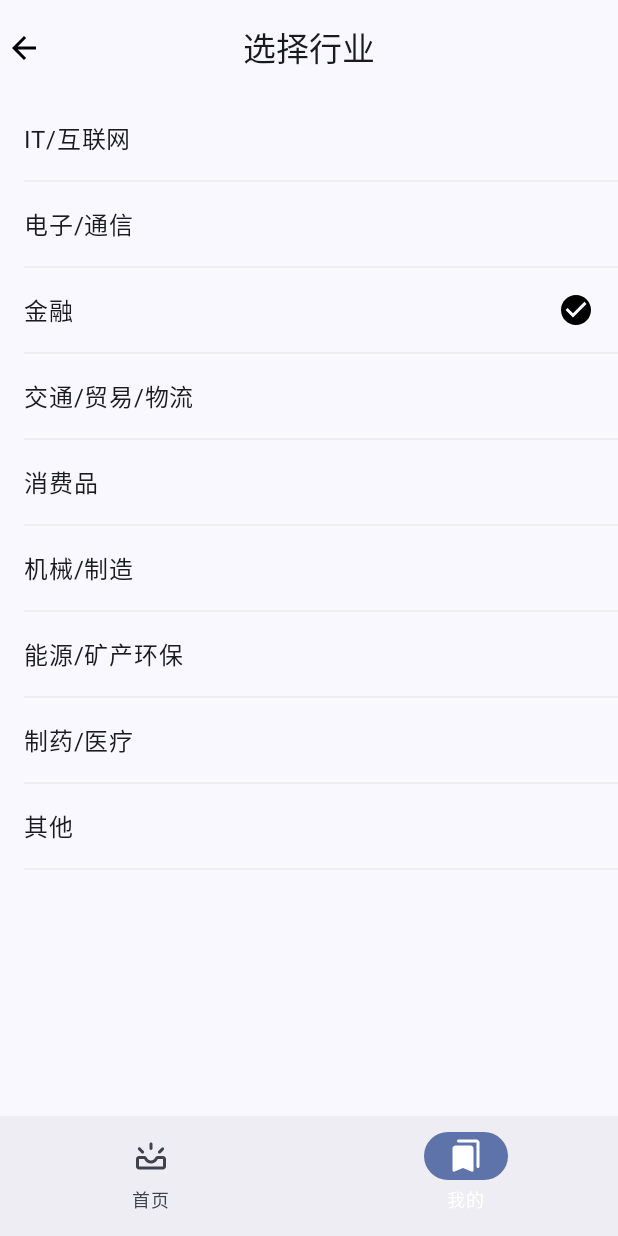
After one commit to zgq105/zgq-uu, an Android app built with Jetpack Compose: the SelectIndustryScreen screen opened through its navigation route, on a phone screen of 412 x 824 dp. The commit adds this screen. Run offline under Robolectric (Android 15) with nearby library versions, the phone set to English and light mode, and no system bars; our stand-ins replace Dagger/Hilt's generated code.

Commit message:
添加实名认证和行业选择页面

```diff
--- a/app/src/main/java/com/guoqiang/uu/navigation/UUMimeNavigation.kt
+++ b/app/src/main/java/com/guoqiang/uu/navigation/UUMimeNavigation.kt
@@ -24,14 +24,19 @@ import androidx.compose.ui.graphics.Brush
 import androidx.compose.ui.graphics.Color
 import androidx.navigation.NavController
 import androidx.navigation.NavGraphBuilder
+import androidx.navigation.NavHostController
 import androidx.navigation.NavOptions
 import androidx.navigation.compose.composable
 import com.guoqiang.uu.Greeting
 import com.guoqiang.uu.ui.mime.MimeScreen
 import com.guoqiang.uu.ui.mime.PersonInfoScreen
+import com.guoqiang.uu.ui.mime.SelectIndustryScreen
+import com.guoqiang.uu.ui.mime.VerifiedInfo
 
 const val UU_MIME_NAVIGATION_ROUTE = "uu_mime"
 const val UU_MIME_PERSON_INFO_ROUTE = "uu_mime_person_info"
+const val UU_MIME_SELECT_INDUSTRY = "uu_mime_select_industry"
+const val UU_MIME_VERIFIED_INFO = "uu_mime_verified_info"
 
 fun NavController.navigateToForMime(navOptions: NavOptions? = null) {
     this.navigate(UU_MIME_NAVIGATION_ROUTE, navOptions)
@@ -39,7 +44,7 @@ fun NavController.navigateToForMime(navOptions: NavOptions? = null) {
 
 fun NavGraphBuilder.navMimeScreen(
     nestedGraphs: NavGraphBuilder.() -> Unit,
-    onPersonInfoClick: () -> Unit
+    navController: NavHostController
 ) {
     composable(route = UU_MIME_NAVIGATION_ROUTE) {
         // 创建渐变色
@@ -54,15 +59,29 @@ fun NavGraphBuilder.navMimeScreen(
                 .background(brush = verticalGradientBrush)
                 .fillMaxSize()
         ) {
-            MimeScreen(onPersonInfoClick)
+            MimeScreen(navController)
         }
     }
     nestedGraphs()
 }
 
 
-fun NavGraphBuilder.navPersonInfoScreen(onBackClick: () -> Unit) {
+fun NavGraphBuilder.navPersonInfoScreen(navController: NavHostController, onBackClick: () -> Unit) {
     composable(route = UU_MIME_PERSON_INFO_ROUTE) {
-        PersonInfoScreen(onBackClick)
+        PersonInfoScreen(navController,onBackClick)
     }
 }
+
+fun NavGraphBuilder.navSelectIndustryScreen(
+    onBackClick: () -> Unit
+) {
+    composable(route = UU_MIME_SELECT_INDUSTRY) {
+        SelectIndustryScreen(onBackClick)
+    }
+}
+
+fun NavGraphBuilder.navVerifiedInfoScreen(onBackClick: () -> Unit){
+    composable(route = UU_MIME_VERIFIED_INFO) {
+        VerifiedInfo(onBackClick)
+    }
+}
--- a/app/src/main/java/com/guoqiang/uu/navigation/UUNavHost.kt
+++ b/app/src/main/java/com/guoqiang/uu/navigation/UUNavHost.kt
@@ -35,9 +35,9 @@ fun UUNavHost(
     ) {
         navHomeScreen(onTopicClick = {})
         navMimeScreen(nestedGraphs = {
-            navPersonInfoScreen(onBackClick = navController::popBackStack)
-        }, onPersonInfoClick = {
-            navController.navigate(UU_MIME_PERSON_INFO_ROUTE)
-        })
+            navPersonInfoScreen(navController,onBackClick = navController::popBackStack)
+            navSelectIndustryScreen(onBackClick = navController::popBackStack)
+            navVerifiedInfoScreen(onBackClick = navController::popBackStack)
+        }, navController)
     }
 }
--- /dev/null
+++ b/app/src/main/java/com/guoqiang/uu/ui/mime/SelectIndustryScreen.kt
@@ -0,0 +1,112 @@
+package com.guoqiang.uu.ui.mime
+
+import androidx.annotation.DrawableRes
+import androidx.compose.foundation.Image
+import androidx.compose.foundation.background
+import androidx.compose.foundation.clickable
+import androidx.compose.foundation.layout.*
+import androidx.compose.foundation.lazy.LazyColumn
+import androidx.compose.foundation.lazy.items
+import androidx.compose.foundation.shape.RoundedCornerShape
+import androidx.compose.material.icons.Icons
+import androidx.compose.material.icons.filled.ArrowBack
+import androidx.compose.material.icons.filled.ArrowForward
+import androidx.compose.material.icons.filled.Check
+import androidx.compose.material.icons.filled.CheckCircle
+import androidx.compose.material3.*
+import androidx.compose.runtime.*
+import androidx.compose.ui.Alignment
+import androidx.compose.ui.Modifier
+import androidx.compose.ui.draw.clip
+import androidx.compose.ui.graphics.Color
+import androidx.compose.ui.graphics.vector.ImageVector
+import androidx.compose.ui.modifier.modifierLocalConsumer
+import androidx.compose.ui.res.painterResource
+import androidx.compose.ui.text.TextStyle
+import androidx.compose.ui.text.style.TextAlign
+import androidx.compose.ui.tooling.preview.Preview
+import androidx.compose.ui.unit.dp
+import androidx.compose.ui.window.Dialog
+import androidx.navigation.NavHostController
+import com.guoqiang.uu.R
+import com.guoqiang.uu.navigation.UU_MIME_SELECT_INDUSTRY
+import com.guoqiang.uu.ui.icon.Icon
+import com.guoqiang.uu.ui.theme.ZgquuTheme
+
+/**
+ * author: zgq
+ * date: 2023/3/12 14:03
+ * destcription:
+ */
+
+
+private data class SelectIndustryItem(val text: String)
+
+@OptIn(ExperimentalMaterial3Api::class)
+@Composable
+fun SelectIndustryScreen(onBackClick: () -> Unit) {
+    LazyColumn {
+        item {
+            CenterAlignedTopAppBar(title = {
+                Text(text = "选择行业")
+            }, navigationIcon = {
+                Image(imageVector = Icons.Filled.ArrowBack, null, modifier = Modifier.clickable {
+                    onBackClick.invoke()
+                })
+            })
+        }
+        val selectIndustryItems = arrayListOf<SelectIndustryItem>()
+        val selectedTexted = "金融"
+        selectIndustryItems.add(SelectIndustryItem("IT/互联网"))
+        selectIndustryItems.add(SelectIndustryItem("电子/通信"))
+        selectIndustryItems.add(SelectIndustryItem("金融"))
+        selectIndustryItems.add(SelectIndustryItem("交通/贸易/物流"))
+        selectIndustryItems.add(SelectIndustryItem("消费品"))
+        selectIndustryItems.add(SelectIndustryItem("机械/制造"))
+        selectIndustryItems.add(SelectIndustryItem("能源/矿产环保"))
+        selectIndustryItems.add(SelectIndustryItem("制药/医疗"))
+        selectIndustryItems.add(SelectIndustryItem("其他"))
+        items(selectIndustryItems) {
+            SelectIndustryRowSection(it.text, selectedTexted == it.text, onClick = {
+                onBackClick.invoke()
+            })
+        }
+
+    }
+}
+
+@Composable
+private fun SelectIndustryRowSection(title: String, isSelected: Boolean, onClick: () -> Unit) {
+    Column(
+        Modifier
+            .fillMaxWidth()
+    ) {
+        Row(
+            Modifier
+                .fillMaxWidth()
+                .clickable { onClick() }
+                .padding(16.dp, 16.dp), verticalAlignment = Alignment.CenterVertically
+        ) {
+            Text(text = title)
+            Spacer(modifier = Modifier.weight(1f))
+            if (isSelected) {
+                Image(Icons.Filled.CheckCircle, null)
+            }
+        }
+        Spacer(modifier = Modifier
+            .height(1.dp)
+            .padding(16.dp, 0.dp, 0.dp, 0.dp)
+            .fillMaxWidth()
+            .background(Color(0xFFEDEEF0)))
+    }
+
+}
+
+
+@Preview(showBackground = true)
+@Composable
+private fun SelectIndustryRowSectionPreview() {
+    ZgquuTheme {
+        SelectIndustryRowSection("性别", true){}
+    }
+}
```
Also changed, not shown: app/src/main/java/com/guoqiang/uu/ui/mime/MimeScreen.kt (+12 -5 lines), app/src/main/java/com/guoqiang/uu/ui/mime/PersonInfoScreen.kt (+143 -10 lines), app/src/main/java/com/guoqiang/uu/ui/mime/VerifiedInfo.kt (added, +161 -0 lines).
